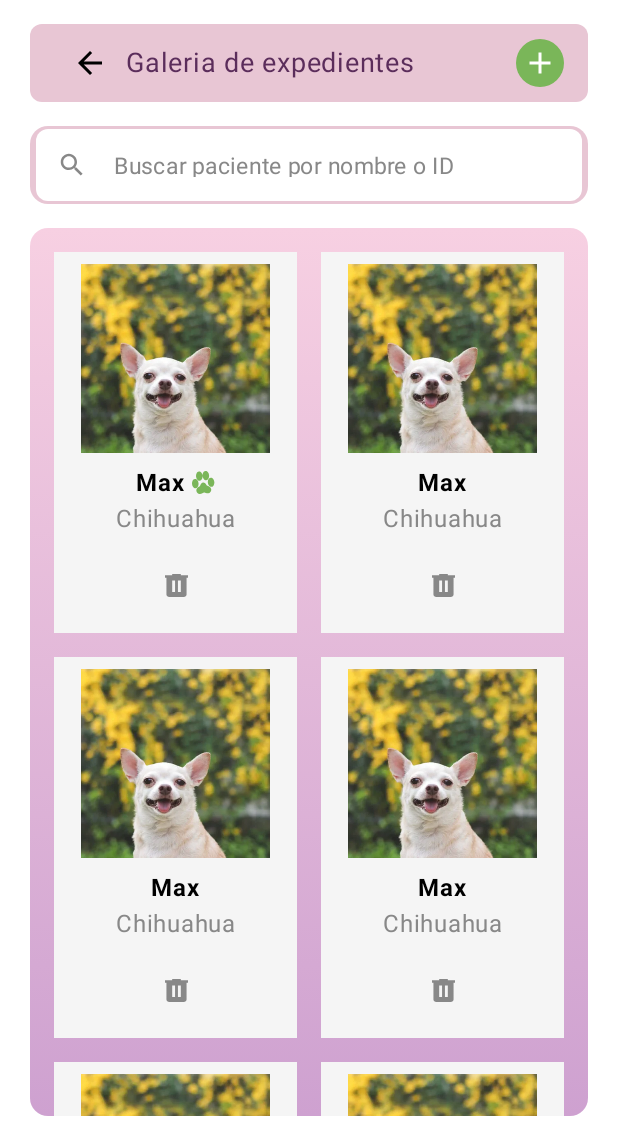
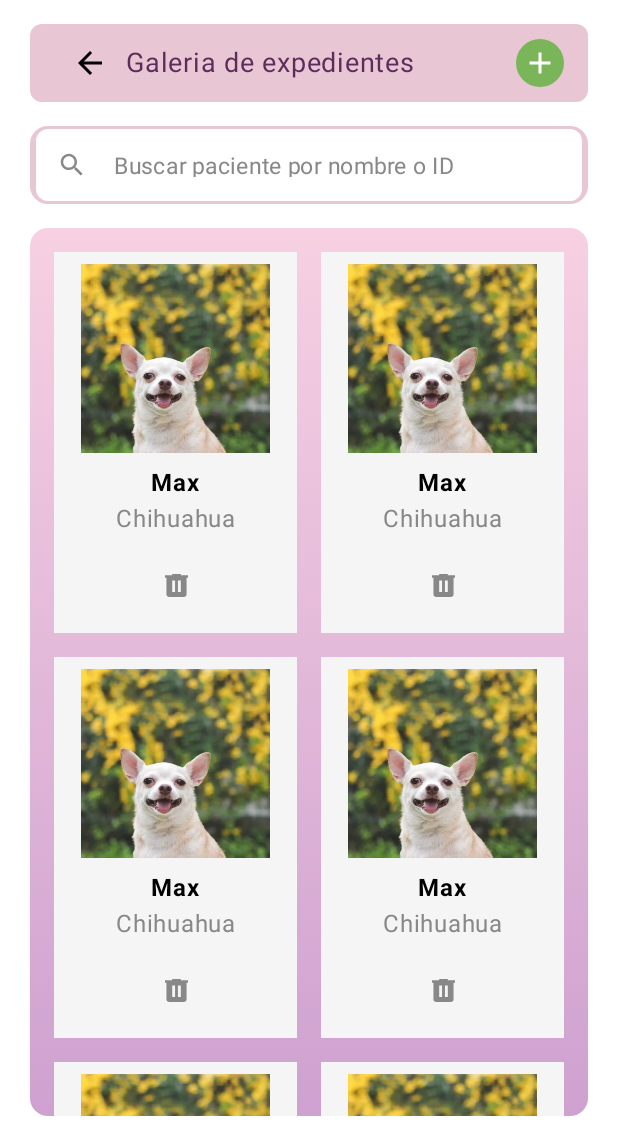
Before and after one commit to Miteek2000/Huellitas-callejeras, an Android app built with Jetpack Compose: the GaleriaScreen screen opened through its navigation route, on a phone screen of 412 x 824 dp, the part 96-1236 px from its top. Run offline under Robolectric (Android 15) with nearby library versions, the phone set to English and light mode, and no system bars.

Commit message:
modificacion galeria

```diff
--- a/app/src/main/java/com/mayte/huellitas_callejeras/Screens/GaleriaScreen.kt
+++ b/app/src/main/java/com/mayte/huellitas_callejeras/Screens/GaleriaScreen.kt
@@ -10,8 +10,8 @@ import androidx.compose.foundation.lazy.grid.items
 import androidx.compose.foundation.shape.CircleShape
 import androidx.compose.foundation.shape.RoundedCornerShape
 import androidx.compose.material.icons.Icons
+import androidx.compose.material.icons.automirrored.filled.ArrowBack
 import androidx.compose.material.icons.filled.Add
-import androidx.compose.material.icons.filled.ArrowBack
 import androidx.compose.material.icons.filled.Search
 import androidx.compose.material3.*
 import androidx.compose.runtime.Composable
@@ -25,7 +25,6 @@ import androidx.compose.ui.Modifier
 import androidx.compose.ui.draw.clip
 import androidx.compose.ui.graphics.Brush
 import androidx.compose.ui.graphics.Color
-import androidx.compose.ui.graphics.RectangleShape
 import androidx.compose.ui.layout.ContentScale
 import androidx.compose.ui.res.painterResource
 import androidx.compose.ui.text.TextStyle
@@ -36,6 +35,7 @@ import androidx.lifecycle.viewmodel.compose.viewModel
 import androidx.navigation.NavController
 import com.mayte.huellitas_callejeras.R
 import com.mayte.huellitas_callejeras.models.Patient
+import com.mayte.huellitas_callejeras.navegacion.AppScreens
 import com.mayte.huellitas_callejeras.ui.theme.pink1
 import com.mayte.huellitas_callejeras.ui.theme.purple1
 import com.mayte.huellitas_callejeras.viewmodels.GaleriaViewModel
@@ -92,7 +92,7 @@ fun GaleriaScreen(navController: NavController, galeriaViewModel: GaleriaViewMod
         ) {
             Row(verticalAlignment = Alignment.CenterVertically) {
                 IconButton(onClick = { navController.popBackStack() }) {
-                    Icon(Icons.Default.ArrowBack, contentDescription = "Back", tint = Color.Black)
+                    Icon(Icons.AutoMirrored.Filled.ArrowBack, contentDescription = "Back", tint = Color.Black)
                 }
                 Text(
                     text = "Galeria de expedientes",
@@ -106,7 +106,7 @@ fun GaleriaScreen(navController: NavController, galeriaViewModel: GaleriaViewMod
                 modifier = Modifier
                     .clip(CircleShape)
                     .background(Color(0xFF7AB659))
-                    .clickable { galeriaViewModel.addPatient() }
+                    .clickable { navController.navigate(AppScreens.ExpedienteScreen.route + "?editable=true") }
                     .padding(4.dp),
                 tint = Color.White
             )
@@ -173,7 +173,11 @@ fun GaleriaScreen(navController: NavController, galeriaViewModel: GaleriaViewMod
                 modifier = Modifier.fillMaxSize()
             ) {
                 items(patients) { patient ->
-                    PatientCard(patient = patient, onDelete = { galeriaViewModel.removePatient(patient) })
+                    PatientCard(
+                        patient = patient,
+                        onDelete = { galeriaViewModel.removePatient(patient) },
+                        navController = navController
+                    )
                 }
             }
         }
@@ -181,10 +185,12 @@ fun GaleriaScreen(navController: NavController, galeriaViewModel: GaleriaViewMod
 }
 
 @Composable
-fun PatientCard(patient: Patient, onDelete: () -> Unit) {
+fun PatientCard(patient: Patient, onDelete: () -> Unit, navController: NavController) {
     Card(
-        modifier = Modifier.clickable {  },
-        shape = RectangleShape,
+        modifier = Modifier.clickable {
+            navController.navigate(AppScreens.ExpedienteScreen.route + "?patientId=${patient.id}&editable=false")
+        },
+        shape = RoundedCornerShape(0.dp),
         colors = CardDefaults.cardColors(
             containerColor = Color(0xFFF5F5F5)
         )
@@ -203,7 +209,7 @@ fun PatientCard(patient: Patient, onDelete: () -> Unit) {
             Spacer(modifier = Modifier.height(8.dp))
             Row(verticalAlignment = Alignment.CenterVertically) {
                 Text(text = patient.name, fontWeight = FontWeight.Bold)
-                if (patient.isAdopted) {
+                if (patient.isVaccinated) {
                     Spacer(modifier = Modifier.width(4.dp))
                     Icon(
                         painter = painterResource(id = R.drawable.huella),
--- a/app/src/main/java/com/mayte/huellitas_callejeras/models/Patient.kt
+++ b/app/src/main/java/com/mayte/huellitas_callejeras/models/Patient.kt
@@ -1,7 +1,3 @@
 package com.mayte.huellitas_callejeras.models
 
-data class Patient(val id: Int,
-                   val name: String,
-                   val breed: String,
-                   val imageUrl: String,
-                   var isAdopted: Boolean = false)
+data class Patient(val id: Int, val name: String, val breed: String, val imageUrl: String, var isVaccinated: Boolean = false, val isAdopted: Boolean = false)
```
